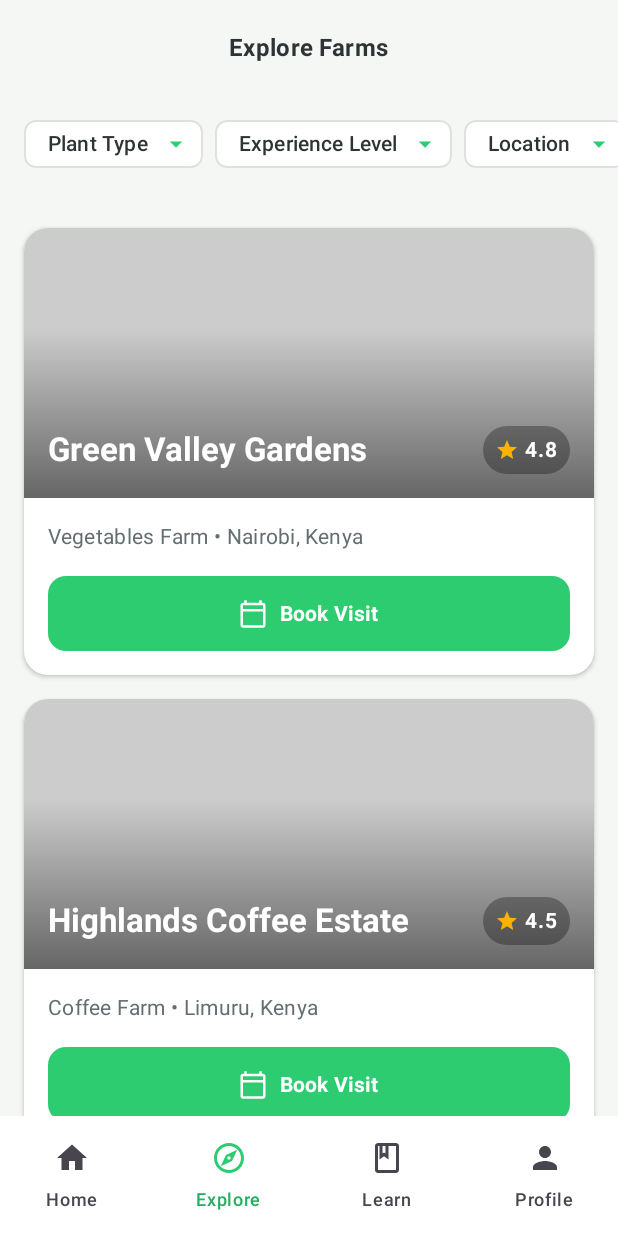
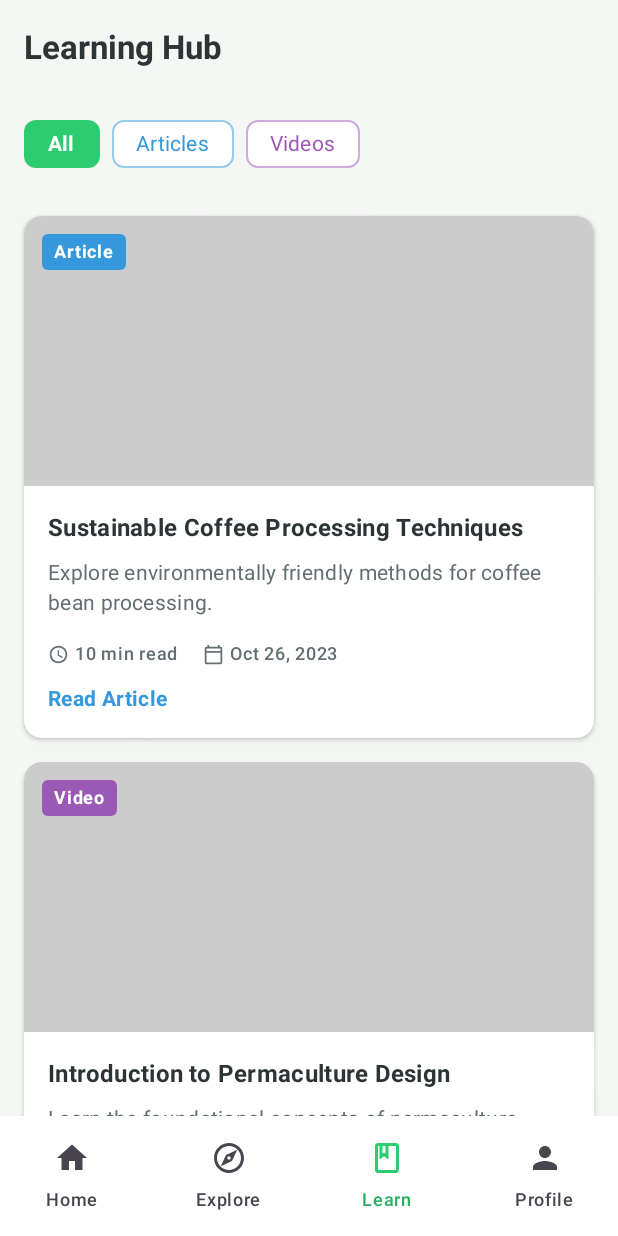
Before and after one commit to ethanbwibo-Strath/AgriTour-Android-App, an Android app built with Jetpack Compose: the ExploreScreen screen opened through its navigation route, item 3 of the bottom bar chosen, on a phone screen of 412 x 824 dp. Run offline under Robolectric (Android 15) with nearby library versions, the phone set to English and light mode, and no system bars.

Commit message:
Learning Hub screen base UI and navigation

```diff
--- /dev/null
+++ b/app/src/main/java/com/example/agritour/ui/components/LearningCard.kt
@@ -0,0 +1,121 @@
+package com.example.agritour.ui.components
+
+import androidx.compose.foundation.background
+import androidx.compose.foundation.clickable
+import androidx.compose.foundation.layout.*
+import androidx.compose.foundation.shape.RoundedCornerShape
+import androidx.compose.material.icons.Icons
+import androidx.compose.material.icons.outlined.AccessTime
+import androidx.compose.material.icons.outlined.CalendarToday
+import androidx.compose.material3.*
+import androidx.compose.runtime.Composable
+import androidx.compose.ui.Alignment
+import androidx.compose.ui.Modifier
+import androidx.compose.ui.graphics.Color
+import androidx.compose.ui.text.font.FontWeight
+import androidx.compose.ui.text.style.TextOverflow
+import androidx.compose.ui.unit.dp
+import com.example.agritour.ui.theme.AgriGreen
+import com.example.agritour.ui.theme.TextBlack
+import com.example.agritour.ui.theme.TextGrey
+
+@Composable
+fun LearningCard(
+    type: String, // "Article", "Video", "Tutorial"
+    title: String,
+    description: String,
+    duration: String,
+    date: String,
+    onClick: () -> Unit
+) {
+    // 1. Determine Color based on Type
+    val tagColor = when (type) {
+        "Video" -> Color(0xFF9B59B6)   // Amethyst Purple
+        "Article" -> Color(0xFF3498DB) // Peter River Blue
+        else -> AgriGreen              // Default Green
+    }
+
+    Card(
+        modifier = Modifier
+            .fillMaxWidth()
+            .padding(bottom = 16.dp)
+            .clickable { onClick() },
+        shape = RoundedCornerShape(12.dp),
+        colors = CardDefaults.cardColors(containerColor = Color.White),
+        elevation = CardDefaults.cardElevation(defaultElevation = 2.dp)
+    ) {
+        Column {
+            // Image Area
+            Box(
+                modifier = Modifier
+                    .fillMaxWidth()
+                    .height(180.dp)
+                    .background(Color.LightGray)
+            ) {
+                // 2. Apply Dynamic Color to the Tag Surface
+                Surface(
+                    color = tagColor,
+                    shape = RoundedCornerShape(4.dp),
+                    modifier = Modifier
+                        .padding(12.dp)
+                        .align(Alignment.TopStart)
+                ) {
+                    Text(
+                        text = type,
+                        color = Color.White,
+                        style = MaterialTheme.typography.labelMedium,
+                        fontWeight = FontWeight.Bold,
+                        modifier = Modifier.padding(horizontal = 8.dp, vertical = 4.dp)
+                    )
+                }
+            }
+
+            // Content Area
+            Column(modifier = Modifier.padding(16.dp)) {
+                Text(
+                    text = title,
+                    style = MaterialTheme.typography.titleMedium,
+                    fontWeight = FontWeight.Bold,
+                    color = TextBlack,
+                    maxLines = 2,
+                    overflow = TextOverflow.Ellipsis
+                )
+
+                Spacer(modifier = Modifier.height(8.dp))
+
+                Text(
+                    text = description,
+                    style = MaterialTheme.typography.bodyMedium,
+                    color = TextGrey,
+                    maxLines = 3,
+                    overflow = TextOverflow.Ellipsis
+                )
+
+                Spacer(modifier = Modifier.height(16.dp))
+
+                // Metadata Row
+                Row(verticalAlignment = Alignment.CenterVertically) {
+                    Icon(Icons.Outlined.AccessTime, null, tint = TextGrey, modifier = Modifier.size(14.dp))
+                    Spacer(modifier = Modifier.width(4.dp))
+                    Text(duration, style = MaterialTheme.typography.labelMedium, color = TextGrey)
+
+                    Spacer(modifier = Modifier.width(16.dp))
+
+                    Icon(Icons.Outlined.CalendarToday, null, tint = TextGrey, modifier = Modifier.size(14.dp))
+                    Spacer(modifier = Modifier.width(4.dp))
+                    Text(date, style = MaterialTheme.typography.labelMedium, color = TextGrey)
+                }
+
+                Spacer(modifier = Modifier.height(12.dp))
+
+                // Action Link (Colored)
+                Text(
+                    text = if (type == "Video") "Watch Video" else "Read Article",
+                    style = MaterialTheme.typography.bodyMedium,
+                    color = tagColor, // Match the tag color
+                    fontWeight = FontWeight.Bold
+                )
+            }
+        }
+    }
+}
--- a/app/src/main/java/com/example/agritour/ui/navigation/FarmAppNavigation.kt
+++ b/app/src/main/java/com/example/agritour/ui/navigation/FarmAppNavigation.kt
@@ -14,6 +14,7 @@ import com.example.agritour.ui.screens.BookingScreen
 import com.example.agritour.ui.screens.ExploreScreen
 import com.example.agritour.ui.screens.FarmDetailScreen
 import com.example.agritour.ui.screens.HomeScreen
+import com.example.agritour.ui.screens.LearningHubScreen
 
 @Composable
 fun FarmAppNavigation() {
@@ -23,15 +24,19 @@ fun FarmAppNavigation() {
         navController = navController,
         startDestination = AppScreens.HomeScreen.name
     ) {
-        // 1. Home Screen Route (Updated)
+        // 1. Home Screen (Update the onLearnClick)
         composable(route = AppScreens.HomeScreen.name) {
             HomeScreen(
-                onFarmClick = {
-                    navController.navigate(AppScreens.FarmDetailScreen.name)
+                onFarmClick = { navController.navigate(AppScreens.FarmDetailScreen.name) },
+                onExploreClick = {
+                    navController.navigate(AppScreens.ExploreScreen.name) {
+                        popUpTo(AppScreens.HomeScreen.name) { saveState = true }
+                        launchSingleTop = true
+                        restoreState = true
+                    }
                 },
-                onExploreClick = {
-                    // Navigate to Explore, avoiding building up stack
-                    navController.navigate(AppScreens.ExploreScreen.name) {
+                onLearnClick = { // <--- ADD THIS
+                    navController.navigate(AppScreens.LearningHubScreen.name) {
                         popUpTo(AppScreens.HomeScreen.name) { saveState = true }
                         launchSingleTop = true
                         restoreState = true
@@ -40,7 +45,7 @@ fun FarmAppNavigation() {
             )
         }
 
-        // 2. Explore Screen Route (Implemented)
+        // 2. Explore Screen Route
         composable(route = AppScreens.ExploreScreen.name) {
             ExploreScreen(
                 onHomeClick = {
@@ -49,8 +54,14 @@ fun FarmAppNavigation() {
                     }
                 },
                 onFarmClick = {
-                    // For now, clicking "Book Visit" on the list goes to Details
                     navController.navigate(AppScreens.FarmDetailScreen.name)
+                },
+                onLearnClick = {
+                    navController.navigate(AppScreens.LearningHubScreen.name) {
+                        popUpTo(AppScreens.HomeScreen.name) { saveState = true }
+                        launchSingleTop = true
+                        restoreState = true
+                    }
                 }
             )
         }
@@ -78,6 +89,27 @@ fun FarmAppNavigation() {
             )
         }
 
+        // 5. Learning Hub Route (NEW)
+        composable(route = AppScreens.LearningHubScreen.name) {
+            LearningHubScreen(
+                onHomeClick = {
+                    navController.navigate(AppScreens.HomeScreen.name) {
+                        popUpTo(AppScreens.HomeScreen.name) { inclusive = true }
+                    }
+                },
+                onExploreClick = {
+                    navController.navigate(AppScreens.ExploreScreen.name) {
+                        popUpTo(AppScreens.HomeScreen.name) { saveState = true }
+                        launchSingleTop = true
+                        restoreState = true
+                    }
+                },
+                onArticleClick = {
+                    // Placeholder: In a real app, this would open a WebView or Details screen
+                }
+            )
+        }
+
         // ... We will add the other routes as we build the screens
     }
 }
--- a/app/src/main/java/com/example/agritour/ui/screens/ExploreScreen.kt
+++ b/app/src/main/java/com/example/agritour/ui/screens/ExploreScreen.kt
@@ -1,6 +1,5 @@
 package com.example.agritour.ui.screens
 
-import androidx.compose.foundation.BorderStroke
 import androidx.compose.foundation.layout.*
 import androidx.compose.foundation.lazy.LazyColumn
 import androidx.compose.foundation.lazy.LazyRow
@@ -19,12 +18,14 @@ import androidx.compose.ui.unit.dp
 import com.example.agritour.ui.components.ExploreFarmCard
 import com.example.agritour.ui.theme.AgriBackground
 import com.example.agritour.ui.theme.AgriGreen
+import androidx.compose.foundation.BorderStroke // Ensure this import exists
 
 @OptIn(ExperimentalMaterial3Api::class)
 @Composable
 fun ExploreScreen(
     onHomeClick: () -> Unit,
-    onFarmClick: () -> Unit // Even though the button says "Book", it usually leads to details first
+    onFarmClick: () -> Unit,
+    onLearnClick: () -> Unit // <--- 1. Parameter exists here
 ) {
     Scaffold(
         containerColor = AgriBackground,
@@ -41,27 +42,29 @@ fun ExploreScreen(
             )
         },
         bottomBar = {
-            // We replicate the bottom bar here to show "Explore" as selected
             NavigationBar(containerColor = Color.White) {
                 NavigationBarItem(
                     icon = { Icon(Icons.Default.Home, contentDescription = null) },
                     label = { Text("Home") },
                     selected = false,
-                    onClick = onHomeClick // Navigate back to Home
+                    onClick = onHomeClick
                 )
                 NavigationBarItem(
                     icon = { Icon(Icons.Outlined.Explore, contentDescription = null) },
                     label = { Text("Explore") },
-                    selected = true, // Selected!
+                    selected = true,
                     onClick = { /* Already here */ },
                     colors = NavigationBarItemDefaults.colors(selectedIconColor = AgriGreen, indicatorColor = Color.White)
                 )
+
+                // --- THIS WAS LIKELY THE ISSUE ---
                 NavigationBarItem(
                     icon = { Icon(Icons.Outlined.Book, contentDescription = null) },
                     label = { Text("Learn") },
                     selected = false,
-                    onClick = { }
+                    onClick = onLearnClick // <--- 2. Must use the parameter here!
                 )
+
                 NavigationBarItem(
                     icon = { Icon(Icons.Default.Person, contentDescription = null) },
                     label = { Text("Profile") },
@@ -76,7 +79,7 @@ fun ExploreScreen(
                 .padding(paddingValues)
                 .fillMaxSize()
         ) {
-            // 1. Filters Row
+            // Filters Row
             LazyRow(
                 contentPadding = PaddingValues(horizontal = 16.dp, vertical = 8.dp),
                 horizontalArrangement = Arrangement.spacedBy(8.dp)
@@ -89,16 +92,14 @@ fun ExploreScreen(
 
             Spacer(modifier = Modifier.height(8.dp))
 
-            // 2. Vertical List of Farms
+            // Vertical List of Farms
             LazyColumn(
                 contentPadding = PaddingValues(16.dp)
             ) {
-                // Fake data mirroring wireframe
                 item { ExploreFarmCard("Green Valley Gardens", "Vegetables Farm", "Nairobi, Kenya", 4.8, onFarmClick) }
                 item { ExploreFarmCard("Highlands Coffee Estate", "Coffee Farm", "Limuru, Kenya", 4.5, onFarmClick) }
                 item { ExploreFarmCard("Serenity Herb Farm", "Herbs Farm", "Naivasha, Kenya", 4.9, onFarmClick) }
                 item { ExploreFarmCard("Tropical Fruit Oasis", "Fruits Farm", "Mombasa, Kenya", 4.6, onFarmClick) }
-                // Add padding at bottom for navigation bar
                 item { Spacer(modifier = Modifier.height(16.dp)) }
             }
         }
--- /dev/null
+++ b/app/src/main/java/com/example/agritour/ui/screens/LearningHubScreen.kt
@@ -0,0 +1,160 @@
+package com.example.agritour.ui.screens
+
+import androidx.compose.foundation.BorderStroke
+import androidx.compose.foundation.layout.*
+import androidx.compose.foundation.lazy.LazyColumn
+import androidx.compose.foundation.lazy.LazyRow
+import androidx.compose.material.icons.Icons
+import androidx.compose.material.icons.filled.Home
+import androidx.compose.material.icons.filled.Person
+import androidx.compose.material.icons.outlined.Book
+import androidx.compose.material.icons.outlined.Explore
+import androidx.compose.material3.*
+import androidx.compose.runtime.*
+import androidx.compose.ui.Modifier
+import androidx.compose.ui.graphics.Color
+import androidx.compose.ui.text.font.FontWeight
+import androidx.compose.ui.unit.dp
+import com.example.agritour.ui.components.LearningCard
+import com.example.agritour.ui.theme.AgriBackground
+import com.example.agritour.ui.theme.AgriGreen
+
+@OptIn(ExperimentalMaterial3Api::class)
+@Composable
+fun LearningHubScreen(
+    onHomeClick: () -> Unit,
+    onExploreClick: () -> Unit,
+    onArticleClick: () -> Unit
+) {
+    // Local state for the filter
+    var selectedFilter by remember { mutableStateOf("All") }
+
+    val filters = listOf("All", "Articles", "Videos")
+
+    Scaffold(
+        containerColor = AgriBackground,
+        topBar = {
+            TopAppBar(
+                title = { Text("Learning Hub", fontWeight = FontWeight.Bold) },
+                colors = TopAppBarDefaults.topAppBarColors(containerColor = AgriBackground)
+            )
+        },
+        bottomBar = {
+            NavigationBar(containerColor = Color.White) {
+                NavigationBarItem(
+                    icon = { Icon(Icons.Default.Home, contentDescription = null) },
+                    label = { Text("Home") },
+                    selected = false,
+                    onClick = onHomeClick
+                )
+                NavigationBarItem(
+                    icon = { Icon(Icons.Outlined.Explore, contentDescription = null) },
+                    label = { Text("Explore") },
+                    selected = false,
+                    onClick = onExploreClick // Linked!
+                )
+                NavigationBarItem(
+                    icon = { Icon(Icons.Outlined.Book, contentDescription = null) },
+                    label = { Text("Learn") },
+                    selected = true,
+                    onClick = { /* Stay here */ },
+                    colors = NavigationBarItemDefaults.colors(selectedIconColor = AgriGreen, indicatorColor = Color.White)
+                )
+                NavigationBarItem(
+                    icon = { Icon(Icons.Default.Person, contentDescription = null) },
+                    label = { Text("Profile") },
+                    selected = false,
+                    onClick = { }
+                )
+            }
+        }
+    ) { paddingValues ->
+        Column(modifier = Modifier.padding(paddingValues).fillMaxSize()) {
+
+            // 1. Categories Filter Row
+            LazyRow(
+                contentPadding = PaddingValues(horizontal = 16.dp, vertical = 8.dp),
+                horizontalArrangement = Arrangement.spacedBy(8.dp)
+            ) {
+                items(filters.size) { index ->
+                    val filterName = filters[index]
+                    val isSelected = selectedFilter == filterName
+
+                    // Determine colors for chips
+                    val (textColor, borderColor) = when(filterName) {
+                        "Videos" -> Color(0xFF9B59B6) to Color(0xFF9B59B6) // Purple
+                        "Articles" -> Color(0xFF3498DB) to Color(0xFF3498DB) // Blue
+                        else -> AgriGreen to AgriGreen
+                    }
+
+                    FilterChip(
+                        selected = isSelected,
+                        onClick = { selectedFilter = filterName },
+                        label = {
+                            Text(
+                                text = filterName,
+                                color = if (isSelected) Color.White else textColor,
+                                fontWeight = if (isSelected) FontWeight.Bold else FontWeight.Normal
+                            )
+                        },
+                        colors = FilterChipDefaults.filterChipColors(
+                            selectedContainerColor = textColor, // Use the specific color when selected
+                            containerColor = Color.White
+                        ),
+                        border = FilterChipDefaults.filterChipBorder(
+                            enabled = true,
+                            selected = isSelected,
+                            borderColor = borderColor.copy(alpha = 0.5f),
+                            borderWidth = 1.dp
+                        )
+                    )
+                }
+            }
+
+            // 2. Content List
+            LazyColumn(
+                contentPadding = PaddingValues(16.dp)
+            ) {
+                // We show items based on the filter
+                if (selectedFilter == "All" || selectedFilter == "Articles") {
+                    item {
+                        LearningCard(
+                            type = "Article",
+                            title = "Sustainable Coffee Processing Techniques",
+                            description = "Explore environmentally friendly methods for coffee bean processing.",
+                            duration = "10 min read",
+                            date = "Oct 26, 2023",
+                            onClick = onArticleClick
+                        )
+                    }
+                }
+
+                if (selectedFilter == "All" || selectedFilter == "Videos") {
+                    item {
+                        LearningCard(
+                            type = "Video",
+                            title = "Introduction to Permaculture Design",
+                            description = "Learn the foundational concepts of permaculture.",
+                            duration = "25 min watch",
+                            date = "Sep 12, 2023",
+                            onClick = onArticleClick
+                        )
+                    }
+                }
+
+                if (selectedFilter == "All" || selectedFilter == "Articles") {
+                    item {
+                        LearningCard(
+                            type = "Article",
+                            title = "The Role of Mycorrhizal Fungi",
+                            description = "Delve into the fascinating symbiotic relationship between plants and fungi.",
+                            duration = "8 min read",
+                            date = "Aug 01, 2023",
+                            onClick = onArticleClick
+                        )
+                    }
+                }
+            }
+        }
+    }
+}
```
